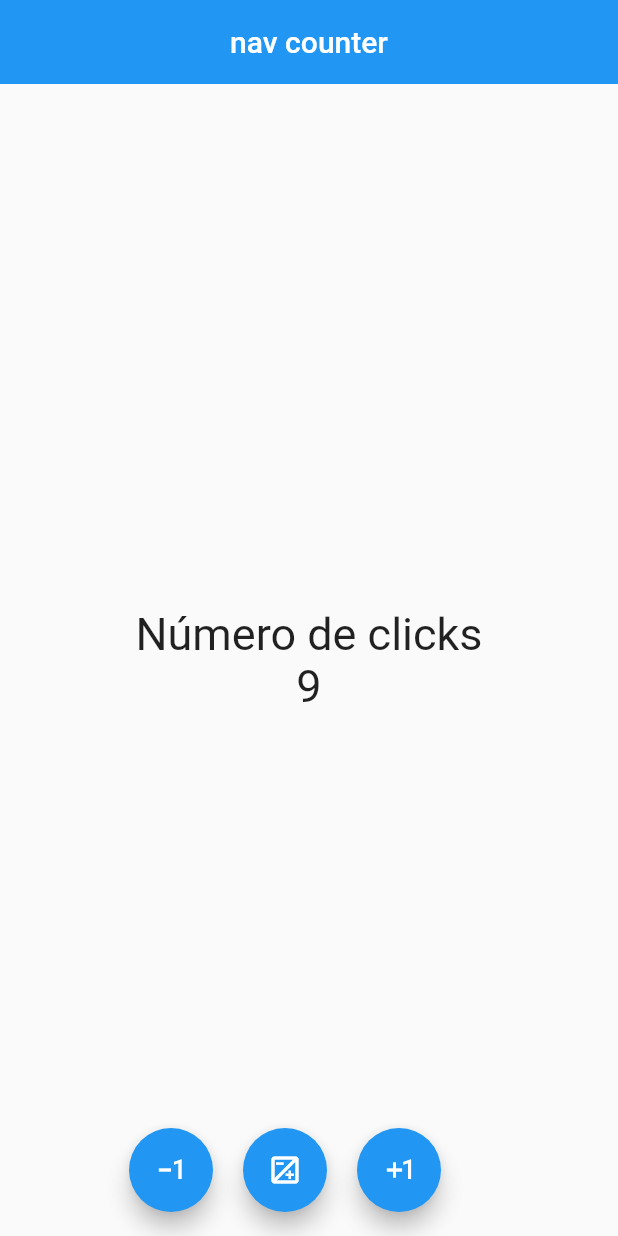
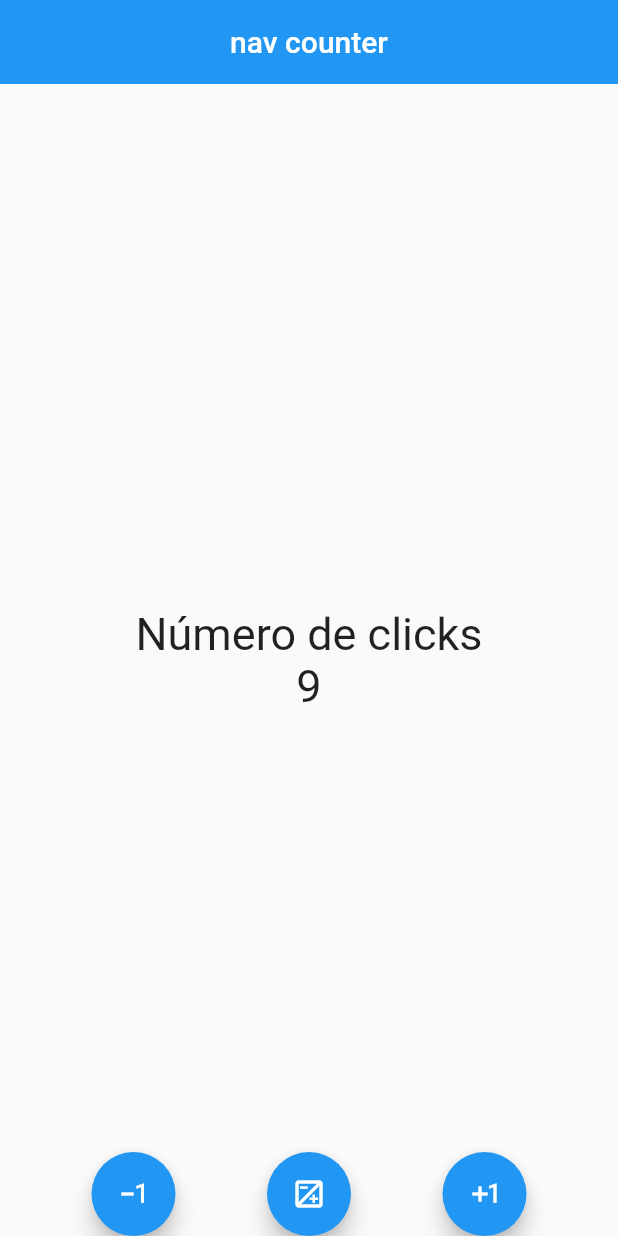
Before and after one commit to richie20502/my_app_flutter, a Flutter app: the screen it shows after launch, after a tap on the "exposure minus 1" icon, on a phone screen of 412 x 824 dp. Run offline on Flutter 3.47's test engine with Material 2 defaults, Android fonts, the light colour scheme and no system bars.

Commit message:
se alinearon los botones de agregar, restar y poner en ceros

```diff
--- a/lib/screens/counter_screen.dart
+++ b/lib/screens/counter_screen.dart
@@ -33,19 +33,18 @@ class _CounterScreenState extends State<CounterScreen> {
           ],
         ),
       ),
-      //floatingActionButtonLocation: FloatingActionButtonLocation.centerDocked,
+      floatingActionButtonLocation: FloatingActionButtonLocation.centerDocked,
       floatingActionButton: Row(
-        mainAxisAlignment: MainAxisAlignment.center,
+        mainAxisAlignment: MainAxisAlignment.spaceEvenly,
         children: [
           FloatingActionButton(
             child: const Icon(Icons.exposure_minus_1_outlined),
             onPressed: () {
-              counter--;
-              setState(() {});
+              if (counter != 0) {
+                counter--;
+                setState(() {});
+              }
             },
-          ),
-          const SizedBox(
-            width: 20,
           ),
           FloatingActionButton(
             child: const Icon(Icons.exposure_outlined),
@@ -53,9 +52,6 @@ class _CounterScreenState extends State<CounterScreen> {
               counter = 0;
               setState(() {});
             },
-          ),
-          const SizedBox(
-            width: 20,
           ),
           FloatingActionButton(
             child: const Icon(Icons.exposure_plus_1_outlined),
```
